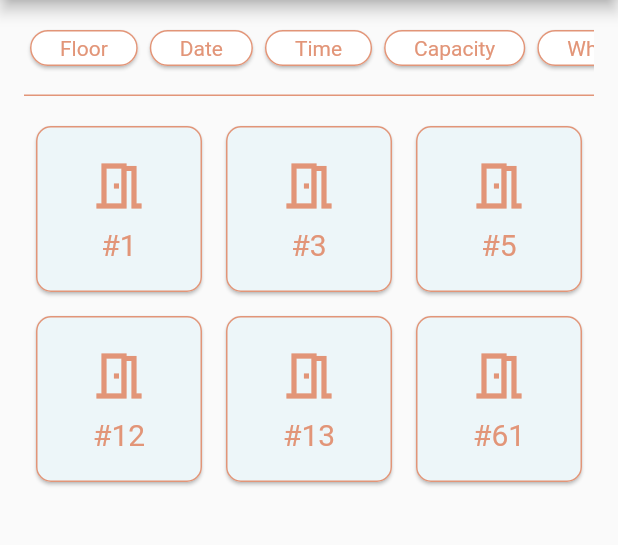
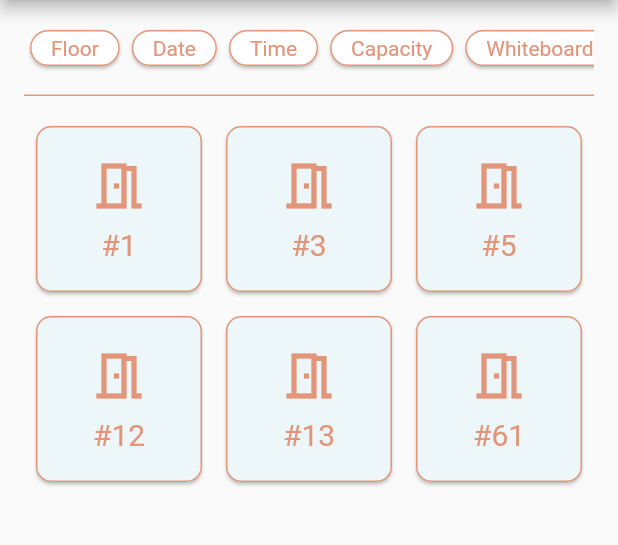
Before and after one commit to DominikIlski/WorkSpacer, a Flutter app: the HomeScreen screen opened by its route, after a tap on "Conference rooms", on a phone screen of 412 x 824 dp, the part 84-629 px from its top. Run offline on Flutter 3.47's test engine with Material 2 defaults, Android fonts, the phone set to English and light mode, and no system bars; our stand-ins replace flutter_mobx, mobx; generated files the repository leaves out were written again.

Commit message:
Implemented notifications.

```diff
--- a/work_spacer/lib/models/desk_reservation.dart
+++ b/work_spacer/lib/models/desk_reservation.dart
@@ -8,6 +8,7 @@ class DeskReservation extends Reservation {
 
   const DeskReservation({
     required this.desk,
+    required super.id,
     required super.startDate,
     required super.duration,
     required super.idEmployee,
--- a/work_spacer/lib/models/reservation.dart
+++ b/work_spacer/lib/models/reservation.dart
@@ -2,11 +2,13 @@ import 'package:flutter/foundation.dart';
 
 @immutable
 abstract class Reservation {
+  final int id;
   final DateTime startDate;
   final int duration;
   final int idEmployee;
 
   const Reservation({
+    required this.id,
     required this.startDate,
     required this.duration,
     required this.idEmployee,
--- a/work_spacer/lib/models/room_reservation.dart
+++ b/work_spacer/lib/models/room_reservation.dart
@@ -6,9 +6,9 @@ import 'package:work_spacer/models/room.dart';
 class RoomReservation extends Reservation {
   final Room room;
 
-
   const RoomReservation({
     required this.room,
+    required super.id,
     required super.startDate,
     required super.duration,
     required super.idEmployee,
--- a/work_spacer/lib/screens/employee/rooms/room_search_screen.dart
+++ b/work_spacer/lib/screens/employee/rooms/room_search_screen.dart
@@ -6,7 +6,7 @@ import 'package:work_spacer/models/filter.dart';
 import 'package:work_spacer/models/room.dart';
 import 'package:work_spacer/models/workspace.dart';
 import 'package:work_spacer/screens/admin/block/components/workspace_grid.dart';
-import 'package:work_spacer/screens/widgets/filter_button.dart';
+import 'package:work_spacer/screens/widgets/rounded_button.dart';
 import 'package:work_spacer/screens/widgets/filterable_workspace_list.dart';
 import 'package:work_spacer/screens/widgets/make_reservation_dialog.dart';
 import 'package:work_spacer/screens/widgets/filter_dialog.dart';
@@ -38,8 +38,8 @@ class RoomSearchScreen extends StatelessWidget {
   List<Observer> _getObserverFilterButtons(RoomsStore roomsStore) {
     return [
       Observer(
-        builder: (context) => FilterButton(
-          filter: FilterParameter.floor,
+        builder: (context) => RoundedButton(
+          title: filterParameterNames[FilterParameter.floor] ?? '',
           isSelected:
               roomsStore.filterStore.filters[FilterParameter.floor] != null,
           onTap: () => _showSearchDialog(
@@ -52,8 +52,8 @@ class RoomSearchScreen extends StatelessWidget {
         ),
       ),
       Observer(
-        builder: (context) => FilterButton(
-          filter: FilterParameter.date,
+        builder: (context) => RoundedButton(
+          title: filterParameterNames[FilterParameter.date] ?? '',
           isSelected:
               roomsStore.filterStore.filters[FilterParameter.date] != null,
           onTap: () {
@@ -72,8 +72,8 @@ class RoomSearchScreen extends StatelessWidget {
         ),
       ),
       Observer(
-        builder: (context) => FilterButton(
-          filter: FilterParameter.time,
+        builder: (context) => RoundedButton(
+          title: filterParameterNames[FilterParameter.time] ?? '',
           isSelected:
               roomsStore.filterStore.filters[FilterParameter.time] != null,
           onTap: () {
@@ -95,8 +95,8 @@ class RoomSearchScreen extends StatelessWidget {
         ),
       ),
       Observer(
-        builder: (context) => FilterButton(
-          filter: FilterParameter.capacity,
+        builder: (context) => RoundedButton(
+          title: filterParameterNames[FilterParameter.capacity] ?? '',
           isSelected:
               roomsStore.filterStore.filters[FilterParameter.capacity] != null,
           onTap: () => _showSearchDialog(
@@ -110,8 +110,8 @@ class RoomSearchScreen extends StatelessWidget {
         ),
       ),
       Observer(
-        builder: (context) => FilterButton(
-          filter: FilterParameter.whiteboard,
+        builder: (context) => RoundedButton(
+          title: filterParameterNames[FilterParameter.whiteboard] ?? '',
           isSelected:
               roomsStore.filterStore.filters[FilterParameter.whiteboard] !=
                   null,
@@ -120,8 +120,8 @@ class RoomSearchScreen extends StatelessWidget {
         ),
       ),
       Observer(
-        builder: (context) => FilterButton(
-          filter: FilterParameter.projector,
+        builder: (context) => RoundedButton(
+          title: filterParameterNames[FilterParameter.projector] ?? '',
           isSelected:
               roomsStore.filterStore.filters[FilterParameter.projector] != null,
           onTap: () => roomsStore.filterStore
@@ -129,8 +129,8 @@ class RoomSearchScreen extends StatelessWidget {
         ),
       ),
       Observer(
-        builder: (context) => FilterButton(
-          filter: FilterParameter.teleconference,
+        builder: (context) => RoundedButton(
+          title: filterParameterNames[FilterParameter.teleconference] ?? '',
           isSelected:
               roomsStore.filterStore.filters[FilterParameter.teleconference] !=
                   null,
--- a/work_spacer/lib/screens/home/employee_home_content.dart
+++ b/work_spacer/lib/screens/home/employee_home_content.dart
@@ -13,16 +13,14 @@ class EmployeeHomeContent extends StatelessWidget {
 
   @override
   Widget build(BuildContext context) {
-    return Container(
-      alignment: Alignment.center,
-      child: Column(
-        mainAxisSize: MainAxisSize.min,
+    return Column(
+      mainAxisAlignment: MainAxisAlignment.center,
+      mainAxisSize: MainAxisSize.max,
       children: [
         HomeScreenButton(
           title: "My reservations",
           onTap: () {
-              final store =
-                  Provider.of<ReservationStore>(context, listen: false);
+            final store = Provider.of<ReservationStore>(context, listen: false);
             store.fetchReservations();
             Navigator.restorablePushNamed(
               context,
@@ -64,7 +62,6 @@ class EmployeeHomeContent extends StatelessWidget {
           contentColor: Theme.of(context).primaryColorDark,
         ),
       ],
-      ),
     );
   }
 }
--- a/work_spacer/lib/screens/home/home_screen.dart
+++ b/work_spacer/lib/screens/home/home_screen.dart
@@ -1,9 +1,12 @@
 import 'package:flutter/material.dart';
+import 'package:flutter_mobx/flutter_mobx.dart';
+import 'package:provider/provider.dart';
 import 'package:work_spacer/screens/employee/notifications/notifications_screen.dart';
 import 'package:work_spacer/screens/home/admin_home_content.dart';
 import 'package:work_spacer/screens/home/employee_home_content.dart';
 import 'package:work_spacer/screens/login/login_screen.dart';
 import 'package:work_spacer/src/settings/settings_view.dart';
+import 'package:work_spacer/stores/notification_store.dart';
 
 //TODO implement distinguishing between user and admin when logging in
 const isAdmin = false;
@@ -29,22 +32,10 @@ class HomeScreen extends StatelessWidget {
 
   List<Widget>? _getActions(context) {
     return [
-      if (!isAdmin)
-        IconButton(
-          icon: const Icon(Icons.notifications_rounded),
-          onPressed: () {
-            Navigator.restorablePushNamed(
-              context,
-              NotificationsScreen.routeName,
-            );
-          },
-        ),
+      if (!isAdmin) _getNotificationsButton(context),
       IconButton(
         icon: const Icon(Icons.settings),
         onPressed: () {
-          // Navigate to the settings page. If the user leaves and returns
-          // to the app after it has been killed while running in the
-          // background, the navigation stack is restored.
           Navigator.restorablePushNamed(context, SettingsView.routeName);
         },
       ),
@@ -53,6 +44,56 @@ class HomeScreen extends StatelessWidget {
         onPressed: () => _handleLogout(context),
       ),
     ];
+  }
+
+  Widget _getNotificationsButton(context) {
+    final notifications = Provider.of<NotificationStore>(context);
+    return IconButton(
+      icon: Observer(builder: (_) {
+        final newNotificationsLength = notifications.notifications
+            .where((notification) => notification.isNew)
+            .length;
+        if (newNotificationsLength > 0) {
+          return Stack(
+            children: [
+              const Icon(Icons.notifications_active_outlined),
+              Positioned(
+                right: 0,
+                child: Container(
+                  padding: const EdgeInsets.all(1),
+                  decoration: BoxDecoration(
+                    color: Theme.of(context).secondaryHeaderColor,
+                    borderRadius: BorderRadius.circular(6),
+                  ),
+                  constraints: const BoxConstraints(
+                    minWidth: 12,
+                    minHeight: 12,
+                  ),
+                  child: Text(
+                    '$newNotificationsLength',
+                    style: const TextStyle(
+                      color: Colors.white,
+                      fontSize: 8,
+                    ),
+                    textAlign: TextAlign.center,
+                  ),
+                ),
+              ),
+            ],
+          );
+        } else {
+          return const Icon(Icons.notifications_active_outlined);
+        }
+      }),
+      onPressed: () {
+        Navigator.pushNamed(
+          context,
+          NotificationsScreen.routeName,
+        ).then(
+          (_) => notifications.readNotifications(),
+        );
+      },
+    );
   }
 
   _handleLogout(context) {
--- a/work_spacer/lib/screens/widgets/filter_button.dart
+++ b/work_spacer/lib/screens/widgets/rounded_button.dart
@@ -1,16 +1,15 @@
 import 'package:flutter/material.dart';
-import 'package:work_spacer/models/filter.dart';
 
-class FilterButton extends StatelessWidget {
-  const FilterButton({
+class RoundedButton extends StatelessWidget {
+  const RoundedButton({
     Key? key,
-    required this.filter,
-    required this.isSelected,
+    required this.title,
+    this.isSelected,
     required this.onTap,
   }) : super(key: key);
 
-  final FilterParameter filter;
-  final bool isSelected;
+  final String title;
+  final bool? isSelected;
   final VoidCallback onTap;
 
   @override
@@ -24,20 +23,24 @@ class FilterButton extends StatelessWidget {
               color: Theme.of(context).secondaryHeaderColor,
             ),
           ),
-          color: isSelected
-              ? Theme.of(context).secondaryHeaderColor
-              : Colors.white,
+          color: isSelected == null
+              ? Colors.white
+              : isSelected!
+                  ? Theme.of(context).secondaryHeaderColor
+                  : Colors.white,
           child: InkWell(
             onTap: onTap,
             borderRadius: BorderRadius.circular(16),
             child: Padding(
-              padding: const EdgeInsets.symmetric(horizontal: 20, vertical: 4),
+              padding: const EdgeInsets.symmetric(horizontal: 14, vertical: 4),
               child: Text(
-                filterParameterNames[filter] ?? '',
+                title,
                 style: TextStyle(
-                  color: isSelected
-                      ? Colors.white
-                      : Theme.of(context).secondaryHeaderColor,
+                  color: isSelected == null
+                      ? Theme.of(context).secondaryHeaderColor
+                      : isSelected!
+                          ? Colors.white
+                          : Theme.of(context).secondaryHeaderColor,
                 ),
               ),
             ),
--- a/work_spacer/lib/src/app.dart
+++ b/work_spacer/lib/src/app.dart
@@ -15,6 +15,7 @@ import 'package:work_spacer/screens/login/login_screen.dart';
 import 'package:work_spacer/stores/block_store.dart';
 import 'package:work_spacer/stores/cancel_store.dart';
 import 'package:work_spacer/stores/desks_store.dart';
+import 'package:work_spacer/stores/notification_store.dart';
 import 'package:work_spacer/stores/reservation_store.dart';
 import 'package:work_spacer/stores/rooms_store.dart';
 
@@ -52,6 +53,8 @@ class MyApp extends StatelessWidget {
             Provider<ReservationStore>(create: (context) => ReservationStore()),
             Provider<DesksStore>(create: (context) => DesksStore()),
             Provider<RoomsStore>(create: (context) => RoomsStore()),
+            Provider<NotificationStore>(
+                create: (context) => NotificationStore()),
           ],
           child: MaterialApp(
             // Providing a restorationScopeId allows the Navigator built by the
--- a/work_spacer/lib/stores/cancel_store.dart
+++ b/work_spacer/lib/stores/cancel_store.dart
@@ -65,6 +65,7 @@ final List<Reservation> reservationsDummy = [
       floor: 2,
       secondMonitor: false,
     ),
+    id: 123,
     startDate: DateTime.now(),
     duration: 3,
     idEmployee: 21,
@@ -78,6 +79,7 @@ final List<Reservation> reservationsDummy = [
       hasWhiteboard: false,
       hasTeleconference: false,
     ),
+    id: 111,
     startDate: DateTime.now().subtract(const Duration(days: 12)),
     duration: 2,
     idEmployee: 11,
@@ -88,6 +90,7 @@ final List<Reservation> reservationsDummy = [
       floor: 2,
       secondMonitor: false,
     ),
+    id: 434,
     startDate: DateTime.now().subtract(const Duration(days: 5)),
     duration: 7,
     idEmployee: 21,
@@ -101,6 +104,7 @@ final List<Reservation> reservationsDummy = [
       hasWhiteboard: false,
       hasTeleconference: false,
     ),
+    id: 8,
     startDate: DateTime.now().subtract(const Duration(days: 2)),
     duration: 4,
     idEmployee: 11,
```
Also changed, not shown: work_spacer/lib/models/notification.dart (+36 -0 lines), work_spacer/lib/screens/admin/block/workspace_block_screen.dart (+5 -5 lines), work_spacer/lib/screens/employee/desks/desk_search_screen.dart (+9 -9 lines), work_spacer/lib/screens/employee/notifications/notification_list_item.dart (added, +156 -0 lines), work_spacer/lib/screens/employee/notifications/notifications_screen.dart (+45 -1 lines), work_spacer/lib/screens/home/admin_home_content.dart (+3 -5 lines), work_spacer/lib/screens/login/login_form.dart (+7 -0 lines), work_spacer/lib/stores/notification_store.dart (added, +111 -0 lines), work_spacer/lib/models/notification.g.dart (added), work_spacer/lib/stores/notification_store.g.dart (added). Lines whose indentation alone changed are shown as unchanged.
